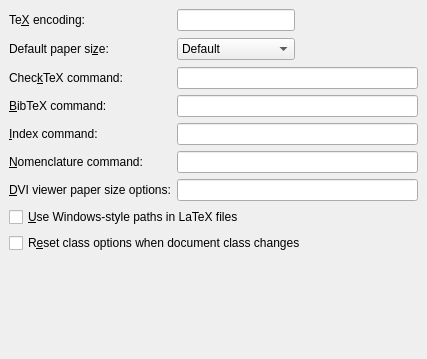
Qt form src/frontends/qt4/ui/PrefLatexUi.ui (cburschka/lyx) before a commit.
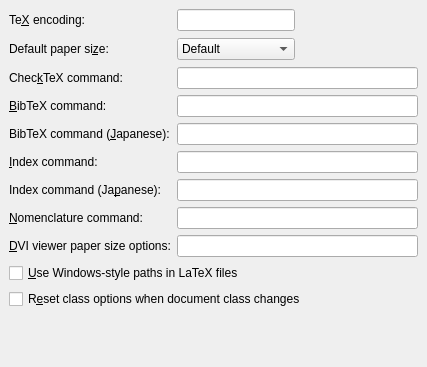
The same form after that commit.

Commit message: * Properly separate the specific Japanese (i.e., pLaTeX) auxiliary programs (jbibtex, mendex)    from the standard LaTeX programs.   These programs are only used now if the document actually uses Japanese, not always if they are found.   (bug 5601 a.o.).

Patch:
```diff
--- a/src/frontends/qt4/ui/PrefLatexUi.ui
+++ b/src/frontends/qt4/ui/PrefLatexUi.ui
@@ -6,7 +6,7 @@
     <x>0</x>
     <y>0</y>
     <width>427</width>
-    <height>359</height>
+    <height>367</height>
    </rect>
   </property>
   <property name="windowTitle" >
@@ -19,77 +19,23 @@
    <property name="spacing" >
     <number>6</number>
    </property>
-   <item row="5" column="0" >
-    <widget class="QLabel" name="latexNomenclLA" >
-     <property name="text" >
-      <string>&amp;Nomenclature command:</string>
+   <item row="11" column="0" colspan="3" >
+    <spacer>
+     <property name="orientation" >
+      <enum>Qt::Vertical</enum>
      </property>
-     <property name="buddy" >
-      <cstring>latexNomenclED</cstring>
+     <property name="sizeType" >
+      <enum>QSizePolicy::Expanding</enum>
      </property>
-    </widget>
-   </item>
-   <item row="5" column="1" colspan="2" >
-    <widget class="QLineEdit" name="latexNomenclED" >
-     <property name="toolTip" >
-      <string>Command and options for nomencl (usually makeindex)</string>
+     <property name="sizeHint" >
+      <size>
+       <width>409</width>
+       <height>21</height>
+      </size>
      </property>
-    </widget>
+    </spacer>
    </item>
-   <item row="4" column="0" >
-    <widget class="QLabel" name="latexIndexLA" >
-     <property name="text" >
-      <string>&amp;Index command:</string>
-     </property>
-     <property name="buddy" >
-      <cstring>latexIndexED</cstring>
-     </property>
-    </widget>
-   </item>
-   <item row="4" column="1" colspan="2" >
-    <widget class="QLineEdit" name="latexIndexED" >
-     <property name="toolTip" >
-      <string>Index command and options (makeindex, xindy)</string>
-     </property>
-    </widget>
-   </item>
-   <item row="6" column="1" colspan="2" >
-    <widget class="QLineEdit" name="latexDviPaperED" >
-     <property name="toolTip" >
-      <string>Optional paper size flag (-paper) for some DVI viewers</string>
-     </property>
-    </widget>
-   </item>
-   <item row="6" column="0" >
-    <widget class="QLabel" name="latexDviPaperLA" >
-     <property name="text" >
-      <string>&amp;DVI viewer paper size options:</string>
-     </property>
-     <property name="buddy" >
-      <cstring>latexDviPaperED</cstring>
-     </property>
-    </widget>
-   </item>
-   <item row="7" column="0" colspan="3" >
-    <widget class="QCheckBox" name="pathCB" >
-     <property name="enabled" >
-      <bool>true</bool>
-     </property>
-     <property name="toolTip" >
-      <string/>
-     </property>
-     <property name="whatsThis" >
-      <string>Select if LyX should output Windows-style paths rather than Posix-style paths to LaTeX files. Useful if you're using the native Windows MikTeX rather than the Cygwin teTeX.</string>
-     </property>
-     <property name="layoutDirection" >
-      <enum>Qt::LeftToRight</enum>
-     </property>
-     <property name="text" >
-      <string>&amp;Use Windows-style paths in LaTeX files</string>
-     </property>
-    </widget>
-   </item>
-   <item row="8" column="0" colspan="3" >
+   <item row="10" column="0" colspan="3" >
     <widget class="QCheckBox" name="latexAutoresetCB" >
      <property name="toolTip" >
       <string>Set class options to default on class change</string>
@@ -99,22 +45,6 @@
      </property>
     </widget>
    </item>
-   <item row="9" column="0" colspan="3" >
-    <spacer>
-     <property name="orientation" >
-      <enum>Qt::Vertical</enum>
-     </property>
-     <property name="sizeType" >
-      <enum>QSizePolicy::Expanding</enum>
-     </property>
-     <property name="sizeHint" >
-      <size>
-       <width>409</width>
-       <height>20</height>
-      </size>
-     </property>
-    </spacer>
-   </item>
    <item row="1" column="1" >
     <widget class="QComboBox" name="latexPaperSizeCO" >
      <item>
@@ -178,13 +108,6 @@
      </property>
     </spacer>
    </item>
-   <item row="3" column="1" colspan="2" >
-    <widget class="QLineEdit" name="latexBibtexED" >
-     <property name="toolTip" >
-      <string>BibTeX command and options</string>
-     </property>
-    </widget>
-   </item>
    <item row="2" column="0" >
     <widget class="QLabel" name="latexChecktexLA" >
      <property name="text" >
@@ -195,16 +118,6 @@
      </property>
     </widget>
    </item>
-   <item row="3" column="0" >
-    <widget class="QLabel" name="latexBibtexLA" >
-     <property name="text" >
-      <string>&amp;BibTeX command:</string>
-     </property>
-     <property name="buddy" >
-      <cstring>latexBibtexED</cstring>
-     </property>
-    </widget>
-   </item>
    <item row="2" column="1" colspan="2" >
     <widget class="QLineEdit" name="latexChecktexED" >
      <property name="toolTip" >
@@ -232,6 +145,127 @@
      </property>
     </widget>
    </item>
+   <item row="3" column="1" colspan="2" >
+    <widget class="QLineEdit" name="latexBibtexED" >
+     <property name="toolTip" >
+      <string>BibTeX command and options</string>
+     </property>
+    </widget>
+   </item>
+   <item row="3" column="0" >
+    <widget class="QLabel" name="latexBibtexLA" >
+     <property name="text" >
+      <string>&amp;BibTeX command:</string>
+     </property>
+     <property name="buddy" >
+      <cstring>latexBibtexED</cstring>
+     </property>
+    </widget>
+   </item>
+   <item row="7" column="0" >
+    <widget class="QLabel" name="latexNomenclLA" >
+     <property name="text" >
+      <string>&amp;Nomenclature command:</string>
+     </property>
+     <property name="buddy" >
+      <cstring>latexNomenclED</cstring>
+     </property>
+    </widget>
+   </item>
+   <item row="9" column="0" colspan="3" >
+    <widget class="QCheckBox" name="pathCB" >
+     <property name="enabled" >
+      <bool>true</bool>
+     </property>
+     <property name="toolTip" >
+      <string/>
+     </property>
+     <property name="whatsThis" >
+      <string>Select if LyX should output Windows-style paths rather than Posix-style paths to LaTeX files. Useful if you're using the native Windows MikTeX rather than the Cygwin teTeX.</string>
+     </property>
+     <property name="layoutDirection" >
+      <enum>Qt::LeftToRight</enum>
+     </property>
+     <property name="text" >
+      <string>&amp;Use Windows-style paths in LaTeX files</string>
+     </property>
+    </widget>
+   </item>
+   <item row="7" column="1" colspan="2" >
+    <widget class="QLineEdit" name="latexNomenclED" >
+     <property name="toolTip" >
+      <string>Command and options for nomencl (usually makeindex)</string>
+     </property>
+    </widget>
+   </item>
+   <item row="5" column="1" colspan="2" >
+    <widget class="QLineEdit" name="latexIndexED" >
+     <property name="toolTip" >
+      <string>Index command and options (makeindex, xindy)</string>
+     </property>
+    </widget>
+   </item>
+   <item row="5" column="0" >
+    <widget class="QLabel" name="latexIndexLA" >
+     <property name="text" >
+      <string>&amp;Index command:</string>
+     </property>
+     <property name="buddy" >
+      <cstring>latexIndexED</cstring>
+     </property>
+    </widget>
+   </item>
+   <item row="6" column="1" colspan="2" >
+    <widget class="QLineEdit" name="latexJIndexED" >
+     <property name="toolTip" >
+      <string>Specific index command and options for pLaTeX (Japanese)</string>
+     </property>
+    </widget>
+   </item>
+   <item row="4" column="1" colspan="2" >
+    <widget class="QLineEdit" name="latexJBibtexED" >
+     <property name="toolTip" >
+      <string>Specific BibTeX command and options for pLaTeX (Japanese)</string>
+     </property>
+    </widget>
+   </item>
+   <item row="4" column="0" >
+    <widget class="QLabel" name="latexJBibtexLA" >
+     <property name="text" >
+      <string>BibTeX command (&amp;Japanese):</string>
+     </property>
+     <property name="buddy" >
+      <cstring>latexJBibtexED</cstring>
+     </property>
+    </widget>
+   </item>
+   <item row="6" column="0" >
+    <widget class="QLabel" name="latexJIndexLA" >
+     <property name="text" >
+      <string>Index command (Ja&amp;panese):</string>
+     </property>
+     <property name="buddy" >
+      <cstring>latexJIndexED</cstring>
+     </property>
+    </widget>
+   </item>
+   <item row="8" column="1" colspan="2" >
+    <widget class="QLineEdit" name="latexDviPaperED" >
+     <property name="toolTip" >
+      <string>Optional paper size flag (-paper) for some DVI viewers</string>
+     </property>
+    </widget>
+   </item>
+   <item row="8" column="0" >
+    <widget class="QLabel" name="latexDviPaperLA" >
+     <property name="text" >
+      <string>&amp;DVI viewer paper size options:</string>
+     </property>
+     <property name="buddy" >
+      <cstring>latexDviPaperED</cstring>
+     </property>
+    </widget>
+   </item>
   </layout>
  </widget>
  <tabstops>
```
The commit also changes 7 other files.
